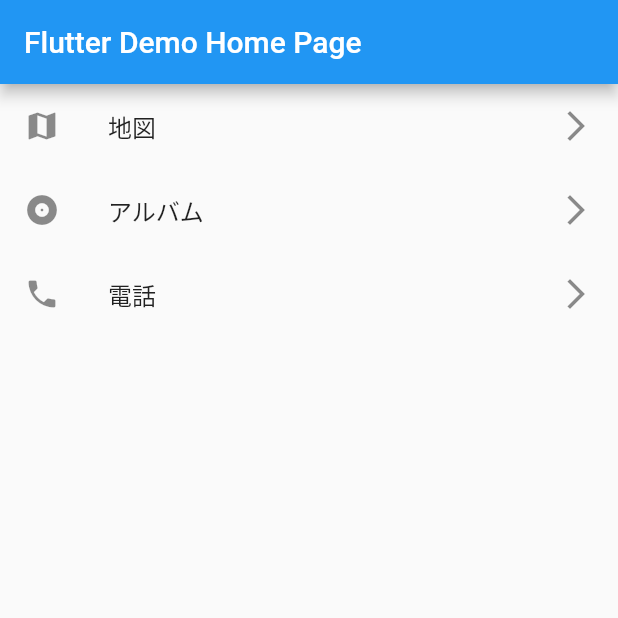
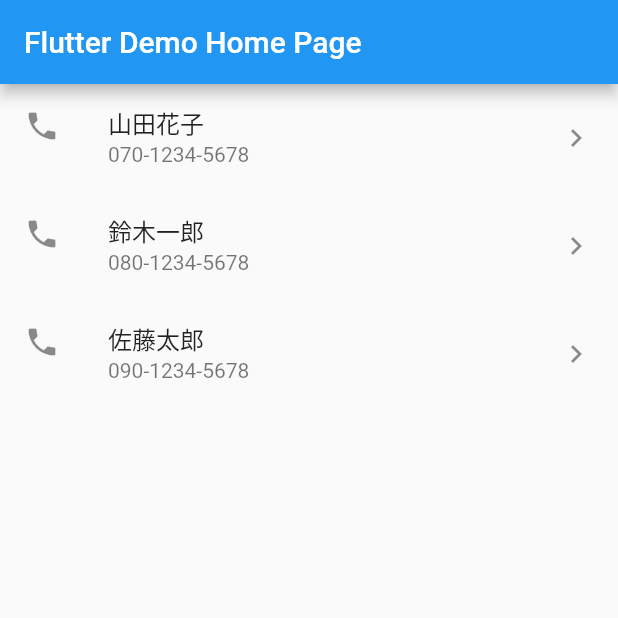
Before and after one commit to haruharu3220/Flutter_practice01, a Flutter app: the screen it shows after launch, on a phone screen of 412 x 824 dp, the top half of it. Run offline on Flutter 3.47's test engine with Material 2 defaults, Android fonts, the phone set to English and light mode, and no system bars.

Commit message:
ページ間でデータを受け渡す画面遷移

```diff
--- a/lib/main.dart
+++ b/lib/main.dart
@@ -6,7 +6,6 @@ void main() {
 
 class MyApp extends StatelessWidget {
   const MyApp({super.key});
-
 
   @override
   Widget build(BuildContext context) {
@@ -31,13 +30,12 @@ class MyHomePage extends StatefulWidget {
 }
 
 class _MyHomePageState extends State<MyHomePage> {
-  int _counter = 0;
+  List<Map<String, String>> contacts = [
+    {'name': '山田花子', 'number': '070-1234-5678', 'address': '東京都'},
+    {'name': '鈴木一郎', 'number': '080-1234-5678', 'address': '神奈川'},
+    {'name': '佐藤太郎', 'number': '090-1234-5678', 'address': '横浜'},
+  ];
 
-  void _incrementCounter() {
-    setState(() {
-      _counter++;
-    });
-  }
 
   @override
   Widget build(BuildContext context) {
@@ -45,35 +43,49 @@ class _MyHomePageState extends State<MyHomePage> {
       appBar: AppBar(
         title: Text(widget.title),
       ),
-      body:ListView(
-        children: [
-          ListTile(
-            leading: Icon(Icons.map),
-            title: Text('地図'),
-            trailing: Icon(Icons.arrow_forward_ios),
-            onTap: (){
-              //ここにタップした時の処理
+      body: ListView.builder(
+        itemCount: contacts.length,
+        itemBuilder: (context, index) {
+          return ListTile(
+            leading: Icon(Icons.phone),
+            title: Text(contacts[index]['name']!),
+            subtitle: Text(contacts[index]['number']!),
+            trailing: Icon(Icons.keyboard_arrow_right),
+            onTap: () {
+              //押した時の処理
+              Navigator.push(
+                context,
+                MaterialPageRoute(
+                  builder: (context) {
+                    return DetailPage(contact: contacts[index]);
+                  },),);
             },
-          ),
-          ListTile(
-            leading: Icon(Icons.album),
-            title: Text('アルバム'),
-            trailing: Icon(Icons.arrow_forward_ios),
-            onTap: (){
-              //ここにタップした時の処理
-            },
-          ),
-          ListTile(
-            leading: Icon(Icons.phone),
-            title: Text('電話'),
-            trailing: Icon(Icons.arrow_forward_ios),
-            onTap: (){
-              //ここにタップした時の処理
-            },
-          ),
-        ],
-
+          );
+        },
       ),
     );
   }
 }
+
+class DetailPage extends StatelessWidget {
+  const DetailPage({Key? key, required this.contact}) : super(key: key);
+  final Map<String, String> contact;
+
+  @override
+  Widget build(BuildContext context) {
+    return Scaffold(
+      appBar: AppBar(
+        title: Text('${contact['name']}'),
+      ),
+      body: Center(
+        child: Column(
+          children: [
+            Text('名前 : ${contact['name']}'),
+            Text('住所 : ${contact['address']}'),
+            ElevatedButton(onPressed: (){}, child: Text('電話をかける'))
+          ],
+        ),
+      ),
+    );
+  }
+}
```
